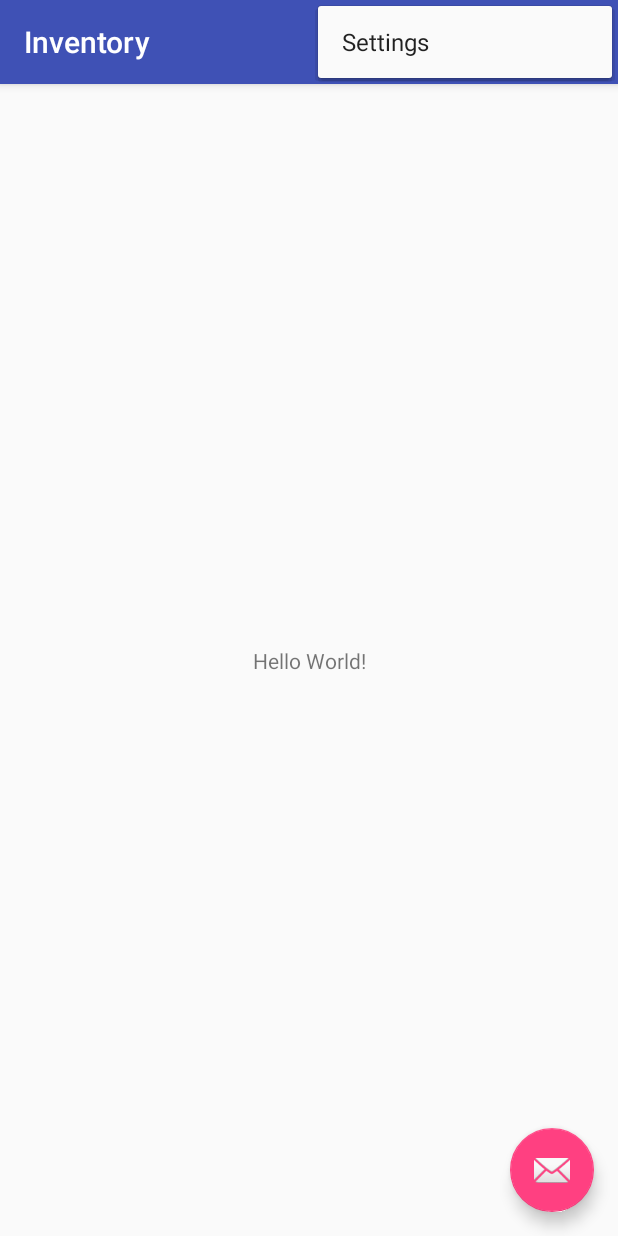
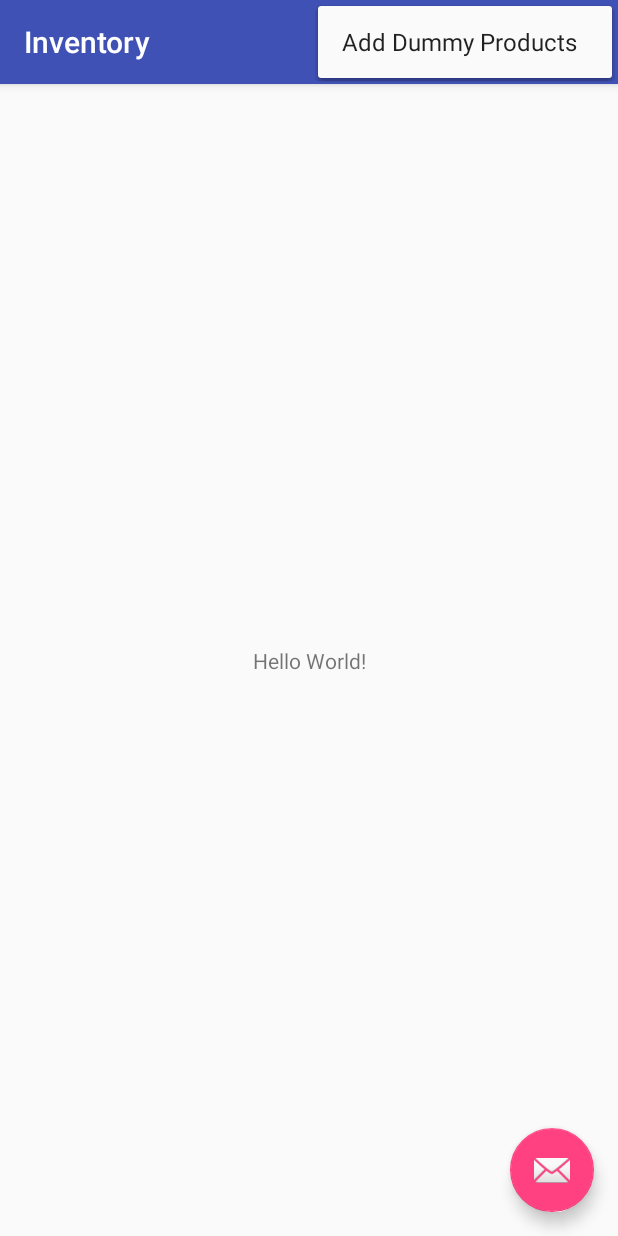
Before and after one commit to alperenc/Inventory, an Android app: the screen it shows after launch (InventoryActivity), with the options menu open, on a phone screen of 412 x 824 dp. Run offline under Robolectric (Android 15) with nearby library versions, the phone set to English and light mode, and no system bars.

Commit message:
add dummy product data from menu

```diff
--- a/app/src/main/res/menu/menu_options.xml
+++ b/app/src/main/res/menu/menu_options.xml
@@ -3,8 +3,8 @@
     xmlns:tools="http://schemas.android.com/tools"
     tools:context="com.alperencan.inventory.android.InventoryActivity">
     <item
-        android:id="@+id/action_settings"
+        android:id="@+id/action_add_products"
         android:orderInCategory="100"
-        android:title="@string/action_settings"
+        android:title="@string/action_add_products"
         app:showAsAction="never" />
 </menu>
--- a/app/src/main/res/values/strings.xml
+++ b/app/src/main/res/values/strings.xml
@@ -1,4 +1,4 @@
 <resources>
     <string name="app_name">Inventory</string>
-    <string name="action_settings">Settings</string>
+    <string name="action_add_products">Add Dummy Products</string>
 </resources>
```
Also changed, not shown: app/src/main/java/com/alperencan/inventory/android/InventoryActivity.java (+77 -2 lines), app/src/main/java/com/alperencan/inventory/android/data/InventoryContract.java (+2 -5 lines).
